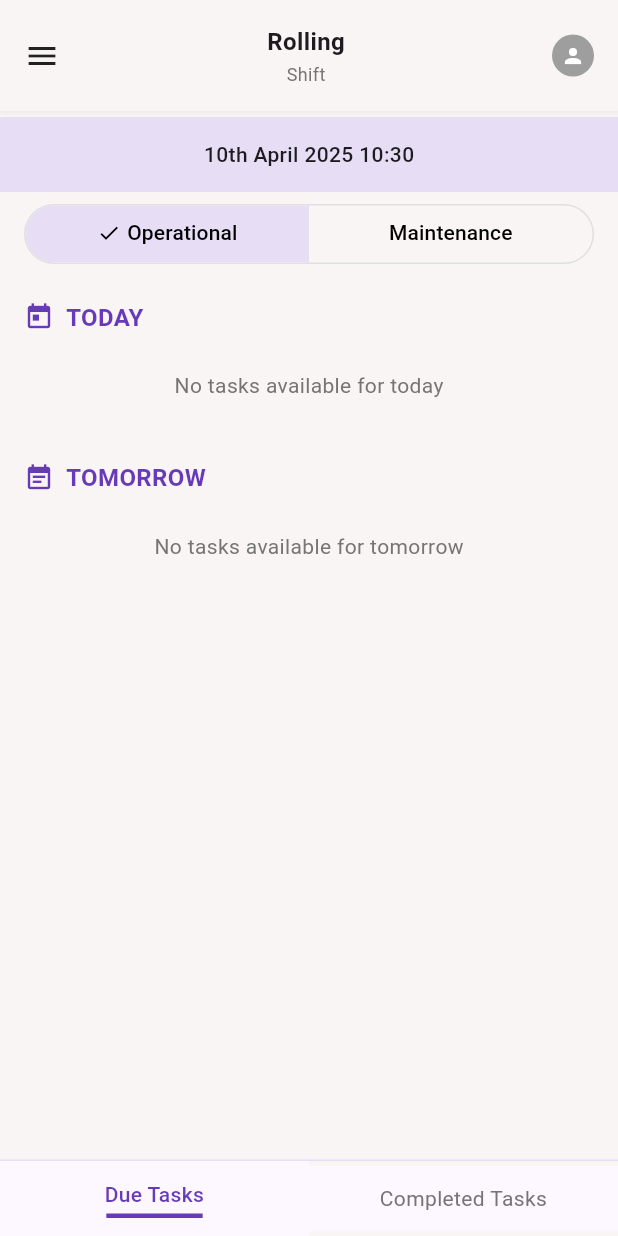
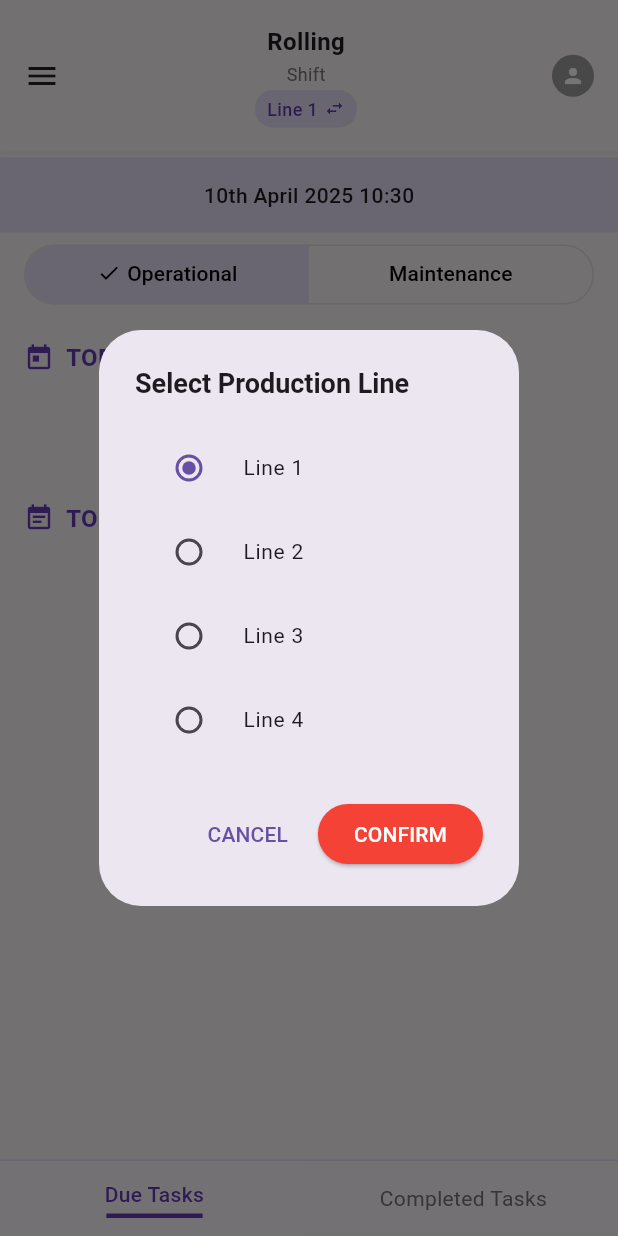
Before and after one commit to RakshitSathvara/Check-List-App, a Flutter app: the HomeScreen screen opened by its route, on a phone screen of 412 x 824 dp. Run offline on Flutter 3.47's test engine with Material 3 defaults, Android fonts, the phone set to English and light mode, and no system bars; our stand-ins replace go_router; accounts and stored records are empty.

Commit message:
Add line selection dialog and update task fetching methods to support line-specific tasks

```diff
--- /dev/null
+++ b/lib/widgets/line_selection_dialog.dart
@@ -0,0 +1,92 @@
+// lib/widgets/line_selection_dialog.dart
+import 'package:flutter/material.dart';
+import '../utils/responsive_utils.dart';
+
+class LineSelectionDialog extends StatefulWidget {
+  final int initialLineNumber;
+  final Function(int) onLineSelected;
+
+  const LineSelectionDialog({
+    Key? key,
+    required this.initialLineNumber,
+    required this.onLineSelected,
+  }) : super(key: key);
+
+  @override
+  State<LineSelectionDialog> createState() => _LineSelectionDialogState();
+}
+
+class _LineSelectionDialogState extends State<LineSelectionDialog> {
+  late int _selectedLine;
+
+  @override
+  void initState() {
+    super.initState();
+    _selectedLine = widget.initialLineNumber;
+  }
+
+  @override
+  Widget build(BuildContext context) {
+    final bool isTablet = ResponsiveUtils.isTablet(context);
+
+    return AlertDialog(
+      title: Text(
+        'Select Production Line',
+        style: TextStyle(
+          fontSize: isTablet ? 20.0 : 18.0,
+          fontWeight: FontWeight.bold,
+        ),
+      ),
+      content: Column(
+        mainAxisSize: MainAxisSize.min,
+        children: [
+          for (int i = 1; i <= 4; i++)
+            RadioListTile<int>(
+              title: Text(
+                'Line $i',
+                style: TextStyle(
+                  fontSize: isTablet ? 16.0 : 14.0,
+                ),
+              ),
+              value: i,
+              groupValue: _selectedLine,
+              onChanged: (int? value) {
+                if (value != null) {
+                  setState(() {
+                    _selectedLine = value;
+                  });
+                }
+              },
+            ),
+        ],
+      ),
+      actions: [
+        TextButton(
+          onPressed: () => Navigator.of(context).pop(),
+          child: Text(
+            'CANCEL',
+            style: TextStyle(
+              fontSize: isTablet ? 16.0 : 14.0,
+            ),
+          ),
+        ),
+        ElevatedButton(
+          onPressed: () {
+            widget.onLineSelected(_selectedLine);
+            Navigator.of(context).pop();
+          },
+          style: ElevatedButton.styleFrom(
+            backgroundColor: Colors.red,
+          ),
+          child: Text(
+            'CONFIRM',
+            style: TextStyle(
+              fontSize: isTablet ? 16.0 : 14.0,
+              color: Colors.white,
+            ),
+          ),
+        ),
+      ],
+    );
+  }
+}
```
Also changed, not shown: lib/screens/home_screen.dart (+108 -238 lines), lib/services/task_service.dart (+47 -36 lines).
